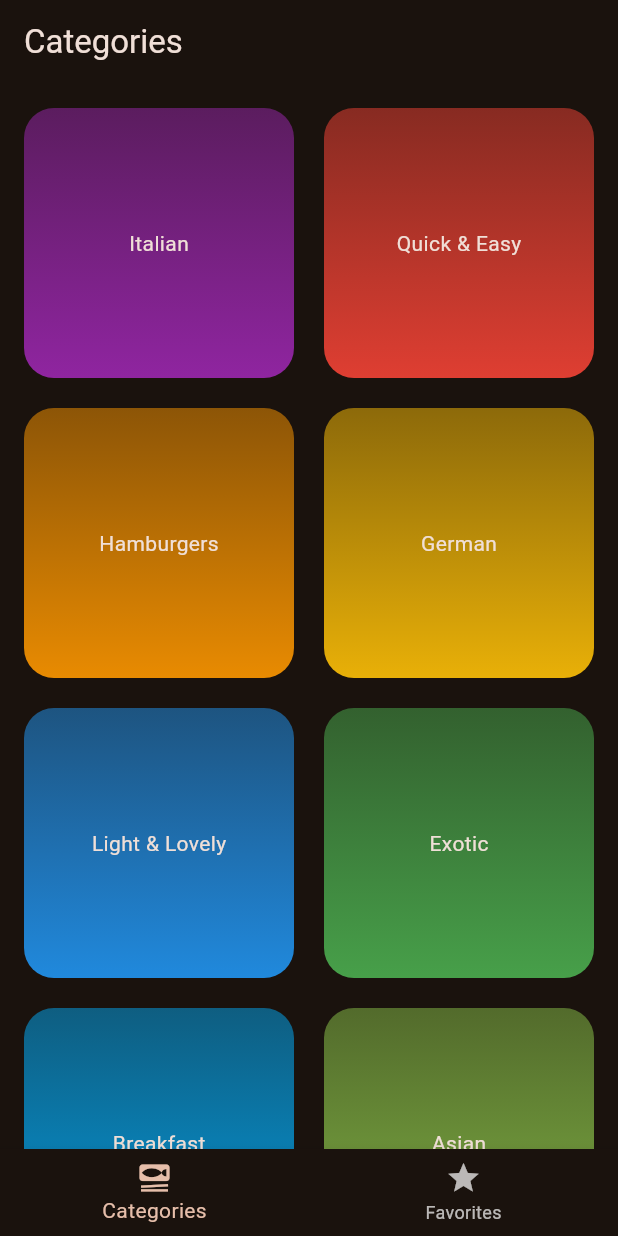
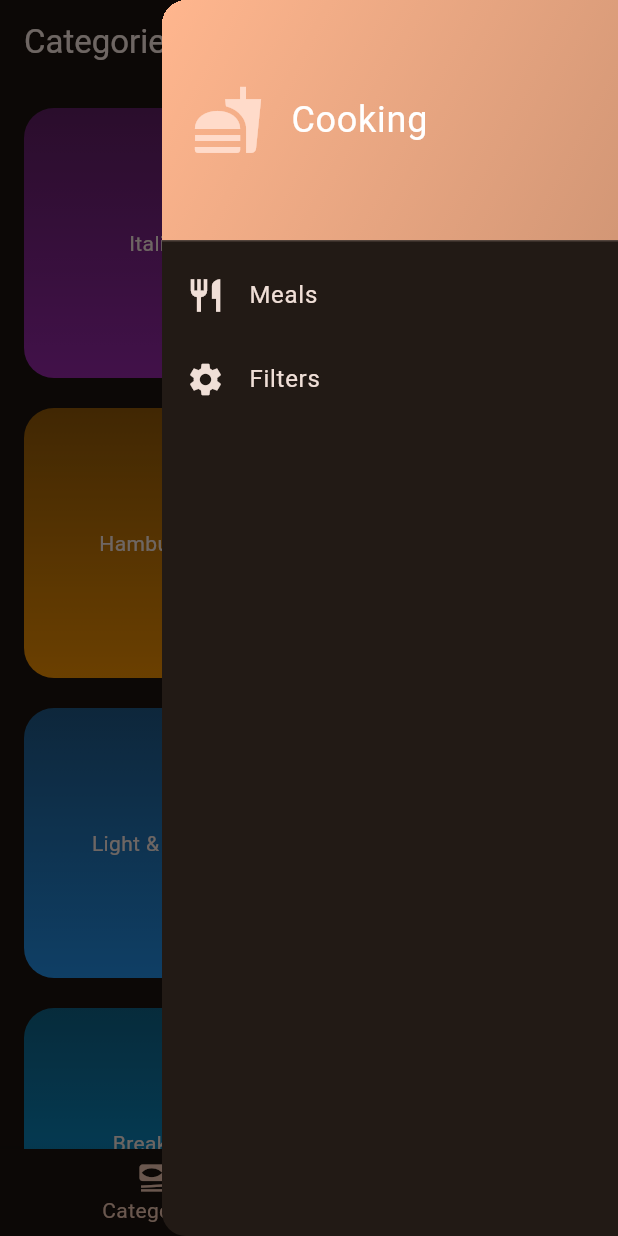
Before and after one commit to hafeez896/flutter-training, a Flutter app: the screen it shows after launch, with the side drawer open (before the commit the screen has no drawer), on a phone screen of 412 x 824 dp. Run offline on Flutter 3.47's test engine with Material 3 defaults, Android fonts, the phone set to English and light mode, and no system bars; our stand-ins replace transparent_image.

Commit message:
session 9 code changes

```diff
--- a/meals_app/lib/screens/categories.dart
+++ b/meals_app/lib/screens/categories.dart
@@ -1,11 +1,14 @@
 import 'package:flutter/material.dart';
 import 'package:meals_app/data/dummy_data.dart';
 import 'package:meals_app/models/category.dart';
+import 'package:meals_app/models/meal.dart';
 import 'package:meals_app/screens/meals.dart';
 import 'package:meals_app/widgets/category_grid_item.dart';
 
 class CategoryScreen extends StatelessWidget {
-  const CategoryScreen({Key? key}) : super(key: key);
+  const CategoryScreen(this.toggleFavoriteStatus, {Key? key}) : super(key: key);
+
+  final void Function(Meal meal) toggleFavoriteStatus;
 
   void goToMealsScreen(BuildContext context, Category category) {
     final meals = dummyMeals
@@ -18,6 +21,7 @@ class CategoryScreen extends StatelessWidget {
         builder: (ctx) => Meals(
           categoryName: category.title,
           meals: meals,
+          toggleFavoriteStatus: toggleFavoriteStatus,
         ),
       ),
     );
--- a/meals_app/lib/screens/tabs.dart
+++ b/meals_app/lib/screens/tabs.dart
@@ -1,6 +1,9 @@
 import 'package:flutter/material.dart';
+import 'package:meals_app/models/meal.dart';
 import 'package:meals_app/screens/categories.dart';
+import 'package:meals_app/screens/filters.dart';
 import 'package:meals_app/screens/meals.dart';
+import 'package:meals_app/widgets/main_drawer.dart';
 
 class TabsScreen extends StatefulWidget {
   const TabsScreen({Key? key}) : super(key: key);
@@ -9,24 +12,54 @@ class TabsScreen extends StatefulWidget {
 }
 
 class _TabsScreenState extends State<TabsScreen> {
+  final List<Meal> favoriteMeals = [];
+
   int selectedTabIndex = 0;
   String pageTitle = "Categories";
 
   void onTabClicked(int index) {
     setState(() {
       selectedTabIndex = index;
-      pageTitle = "Favorites";
     });
+  }
+
+  void toggleFavoriteStatus(Meal meal) {
+    final isExisting = favoriteMeals.contains(meal);
+
+    if (isExisting) {
+      setState(() {
+        favoriteMeals.remove(meal);
+      });
+    } else {
+      setState(() {
+        favoriteMeals.add(meal);
+      });
+    }
+  }
+
+  void setScreen(String identifier) async {
+    Navigator.of(context).pop();
+    if (identifier == "filters") {
+      final result = await Navigator.of(context).push<Map<String, bool>>(
+        MaterialPageRoute(
+          builder: (ctx) => const FilterScreen(),
+        ),
+      );
+      print(result);
+    }
   }
 
   @override
   Widget build(BuildContext context) {
-    Widget screen = const CategoryScreen();
+    Widget screen = CategoryScreen(toggleFavoriteStatus);
+    pageTitle = "Categories";
 
     if (selectedTabIndex == 1) {
       screen = Meals(
-        meals: [],
+        meals: favoriteMeals,
+        toggleFavoriteStatus: toggleFavoriteStatus,
       );
+      pageTitle = "Favorites";
     }
 
     return Scaffold(
@@ -34,6 +67,7 @@ class _TabsScreenState extends State<TabsScreen> {
         title: Text(pageTitle),
       ),
       body: screen,
+      endDrawer: MainDrawer(setScreen),
       bottomNavigationBar: BottomNavigationBar(
         currentIndex: selectedTabIndex,
         onTap: onTabClicked,
--- /dev/null
+++ b/meals_app/lib/widgets/main_drawer.dart
@@ -0,0 +1,62 @@
+import 'package:flutter/material.dart';
+
+class MainDrawer extends StatelessWidget {
+  const MainDrawer(this.setScreen, {Key? key}) : super(key: key);
+
+  final void Function(String identifier) setScreen;
+
+  @override
+  Widget build(BuildContext context) {
+    return Drawer(
+      child: Column(children: [
+        DrawerHeader(
+          padding: EdgeInsets.all(20),
+          decoration: BoxDecoration(
+            gradient: LinearGradient(colors: [
+              Theme.of(context).colorScheme.primary,
+              Theme.of(context).colorScheme.primary.withOpacity(0.8),
+            ], begin: Alignment.topLeft, end: Alignment.bottomRight),
+          ),
+          child: Row(
+            children: [
+              Icon(
+                Icons.fastfood,
+                size: 48,
+                color: Theme.of(context).colorScheme.onPrimaryContainer,
+              ),
+              const SizedBox(
+                width: 18,
+              ),
+              const Text(
+                "Cooking",
+                style: TextStyle(color: Colors.white, fontSize: 24),
+              )
+            ],
+          ),
+        ),
+        ListTile(
+          title: const Text("Meals"),
+          leading: Icon(
+            Icons.restaurant,
+            size: 26,
+            color: Theme.of(context).colorScheme.onBackground,
+          ),
+          onTap: () {
+            setScreen("meals");
+          },
+        ),
+        ListTile(
+          title: const Text("Filters"),
+          leading: Icon(
+            Icons.settings,
+            size: 26,
+            color: Theme.of(context).colorScheme.onBackground,
+          ),
+          onTap: () {
+            setScreen("filters");
+          },
+        ),
+      ]),
+    );
+  }
+}
```
Also changed, not shown: meals_app/lib/screens/filters.dart (added, +57 -0 lines), meals_app/lib/screens/meal_details.dart (+13 -2 lines), meals_app/lib/screens/meals.dart (+9 -4 lines).
